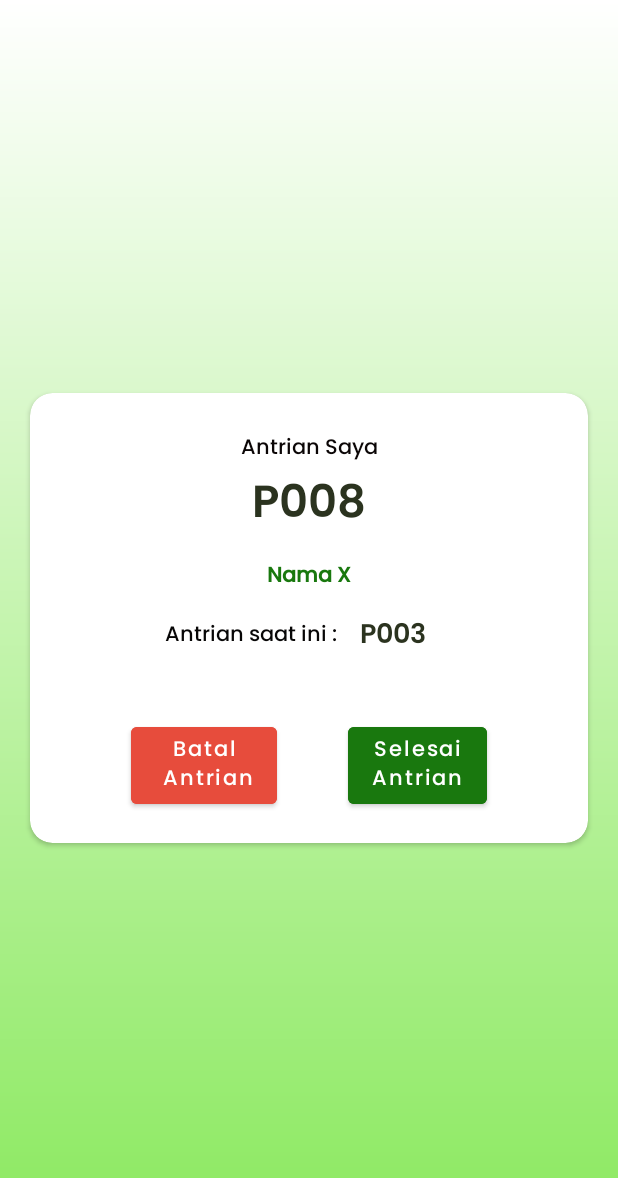
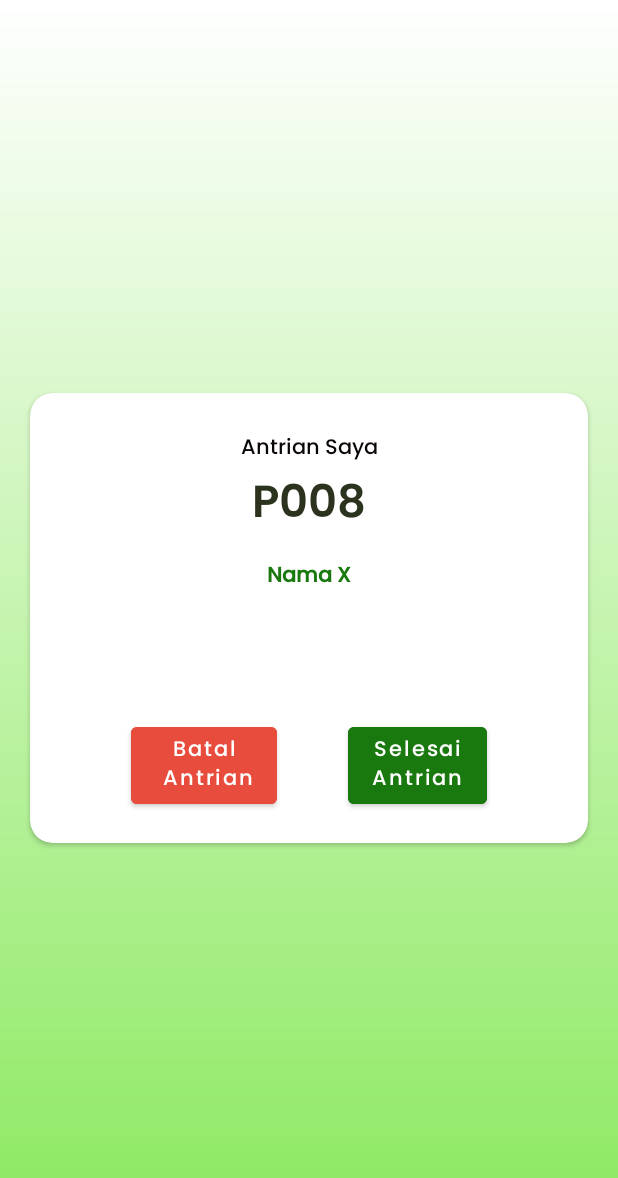
Before and after one commit to shahnazmaulidini/siantrifilkom1, an Android app: the DetailAntrianFragment screen opened through its navigation route, on a phone screen of 412 x 824 dp. Shown: the top 1178 px of the screen. Run offline under Robolectric (Android 15) with nearby library versions, the phone set to English and light mode, and no system bars; our stand-ins replace Firebase (no records; nobody signed in at launch, a user with empty details on screens opened directly), navigation-ui.

Commit message:
fix upgrade

```diff
--- a/app/src/main/res/layout/fragment_detail_antrian.xml
+++ b/app/src/main/res/layout/fragment_detail_antrian.xml
@@ -25,8 +25,7 @@
             <androidx.constraintlayout.widget.ConstraintLayout
                 android:layout_width="match_parent"
                 android:layout_height="match_parent"
-                android:padding="20dp"
-                >
+                android:padding="20dp">
 
 
                 <TextView
@@ -94,30 +93,6 @@
                     app:layout_constraintStart_toStartOf="parent"
                     app:layout_constraintTop_toTopOf="parent" />
 
-                <TextView
-                    android:id="@+id/ID_DetailAntrian_AntrianSaatIni"
-                    android:layout_width="wrap_content"
-                    android:layout_height="wrap_content"
-                    android:layout_marginStart="70dp"
-                    android:layout_marginTop="15dp"
-                    android:fontFamily="@font/poppins_medium"
-                    android:text="Antrian saat ini :"
-                    android:textColor="#070606"
-                    app:layout_constraintStart_toStartOf="parent"
-                    app:layout_constraintTop_toBottomOf="@+id/ID_DetailAtrian_txtNama" />
-
-                <TextView
-                    android:id="@+id/ID_DetailAntrian_AntrianSkr"
-                    android:layout_width="wrap_content"
-                    android:layout_height="wrap_content"
-                    android:layout_marginStart="15dp"
-                    android:layout_marginTop="12dp"
-                    android:fontFamily="@font/poppins_semibold"
-                    android:text="P003"
-                    android:textColor="#2B331F"
-                    android:textSize="18sp"
-                    app:layout_constraintStart_toEndOf="@+id/ID_DetailAntrian_AntrianSaatIni"
-                    app:layout_constraintTop_toBottomOf="@+id/ID_DetailAtrian_txtNama" />
             </androidx.constraintlayout.widget.ConstraintLayout>
         </androidx.cardview.widget.CardView>
     </androidx.constraintlayout.widget.ConstraintLayout>
```
